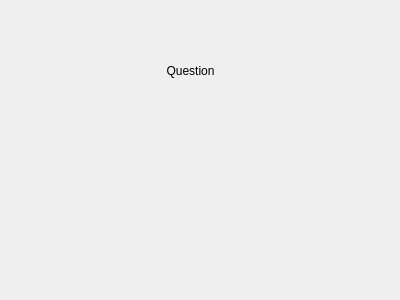
Qt form trial2/mediumwindow.ui (Sloth-iNkt/trial) before a commit.
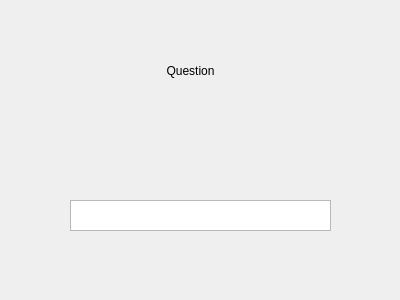
The same form after that commit.

Patch:
```diff
--- a/trial2/mediumwindow.ui
+++ b/trial2/mediumwindow.ui
@@ -29,6 +29,16 @@
     <set>Qt::AlignCenter</set>
    </property>
   </widget>
+  <widget class="QTextEdit" name="medText">
+   <property name="geometry">
+    <rect>
+     <x>70</x>
+     <y>200</y>
+     <width>261</width>
+     <height>31</height>
+    </rect>
+   </property>
+  </widget>
  </widget>
  <resources/>
  <connections/>
```
Left out of the diff: 2 changed lines with no effect on the pictures.
